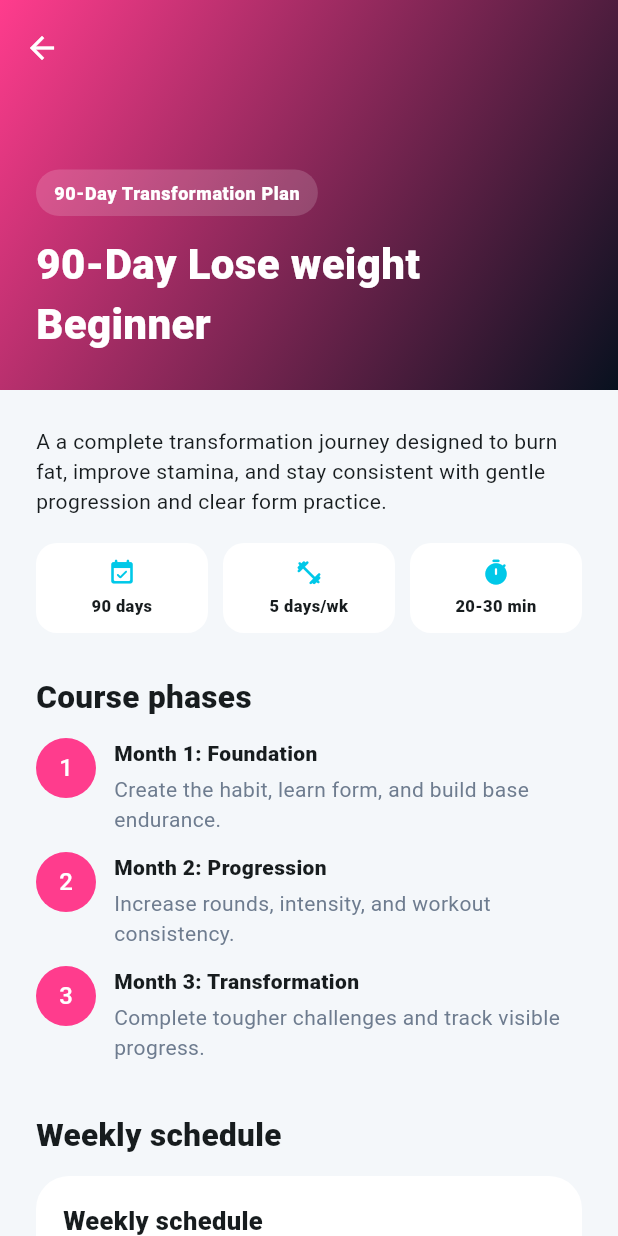
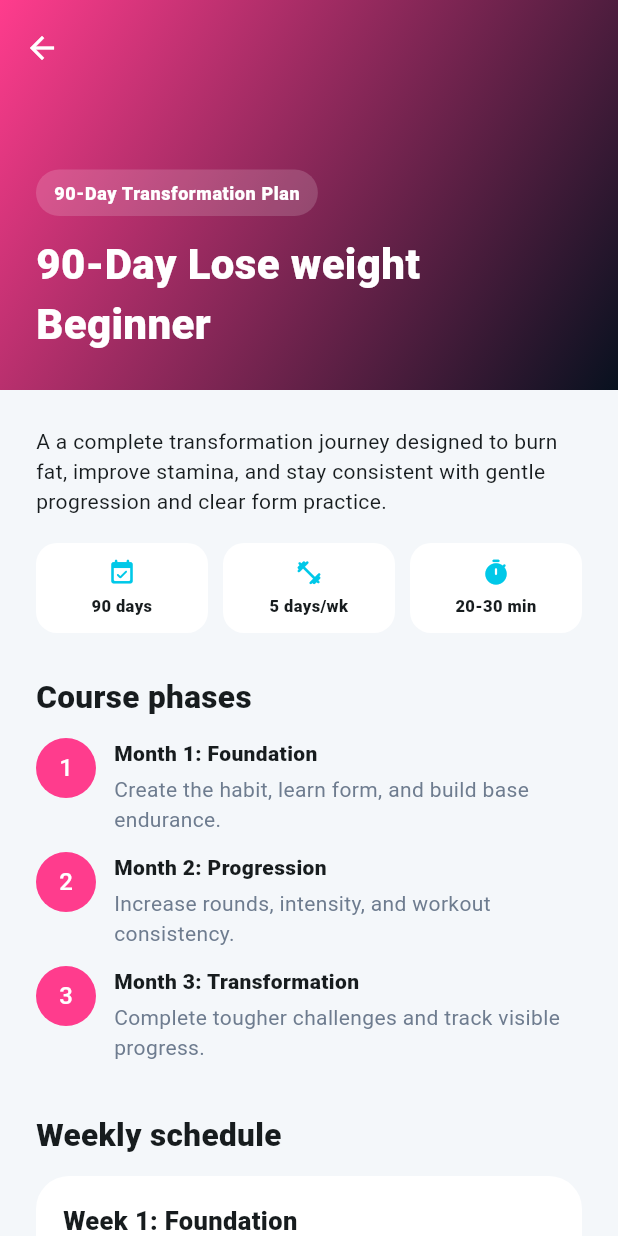
Before and after one commit to Julekha89/homefit-trainer-app, a Flutter app: the CoursesPage screen opened directly with empty values, after a tap on an icon or button, on a phone screen of 412 x 824 dp. Run offline on Flutter 3.47's test engine with Material 3 defaults, Android fonts, the phone set to English and light mode, and no system bars; our stand-ins replace cloud_firestore, firebase_auth, firebase_core, flutter_tts, google_sign_in, lottie and 2 more; accounts and stored records are empty; Roboto replaces fonts that are missing (Arial).

Commit message:
Show exercises for every course week

```diff
--- a/lib/data/course_data.dart
+++ b/lib/data/course_data.dart
@@ -41,7 +41,7 @@ CoursePlan _buildCoursePlan({
     workoutDaysPerWeek: workoutDays,
     minutesPerDay: minutes,
     phases: _phases(length),
-    weeklySchedule: _weeklySchedule(gender, goal, level),
+    weeklySchedule: _weeklySchedule(gender, goal, level, length),
   );
 }
 
@@ -128,6 +128,7 @@ List<CourseWeek> _weeklySchedule(
   Gender gender,
   FitnessGoal goal,
   FitnessLevel level,
+  CourseLength length,
 ) {
   final days = switch ((gender, goal, level)) {
     (Gender.female, FitnessGoal.loseWeight, FitnessLevel.beginner) => const [
@@ -296,13 +297,82 @@ List<CourseWeek> _weeklySchedule(
     ],
   };
 
-  return [
-    CourseWeek(title: 'Weekly schedule', days: days),
-    CourseWeek(
-      title: 'Repeat with progression',
-      days: days
-          .map((day) => day == 'Rest' ? day : '$day + progress upgrade')
+  return _buildWeeklyCourseSchedule(days, length);
+}
+
+List<CourseWeek> _buildWeeklyCourseSchedule(
+  List<String> baseDays,
+  CourseLength length,
+) {
+  final weekCount = switch (length) {
+    CourseLength.thirtyDays => 4,
+    CourseLength.ninetyDays => 13,
+  };
+
+  return List.generate(weekCount, (index) {
+    final weekNumber = index + 1;
+    final isFinalShortWeek =
+        length == CourseLength.ninetyDays && weekNumber == 13;
+    final sourceDays = isFinalShortWeek ? baseDays.take(6) : baseDays;
+
+    return CourseWeek(
+      title: _weekTitle(weekNumber, length),
+      days: sourceDays
+          .map((day) => _progressedExerciseName(day, weekNumber, length))
           .toList(growable: false),
-    ),
-  ];
+    );
+  });
 }
+
+String _weekTitle(int weekNumber, CourseLength length) {
+  if (length == CourseLength.thirtyDays) {
+    return switch (weekNumber) {
+      1 => 'Week 1: Foundation',
+      2 => 'Week 2: Build stamina',
+      3 => 'Week 3: Increase intensity',
+      _ => 'Week 4: Challenge week',
+    };
+  }
+
+  if (weekNumber <= 4) return 'Week $weekNumber: Foundation';
+  if (weekNumber <= 8) return 'Week $weekNumber: Progression';
+  if (weekNumber <= 12) return 'Week $weekNumber: Transformation';
+  return 'Week 13: Final 90-day challenge';
+}
+
+String _progressedExerciseName(
+  String day,
+  int weekNumber,
+  CourseLength length,
+) {
+  if (_isRestDay(day)) return day;
+
+  if (length == CourseLength.thirtyDays) {
+    return switch (weekNumber) {
+      1 => day,
+      2 => '$day + stamina round',
+      3 => '$day + intensity boost',
+      _ => '$day challenge',
+    };
+  }
+
+  return switch (weekNumber) {
+    1 => day,
+    2 => '$day + form focus',
+    3 => '$day + extra round',
+    4 => '$day weekly challenge',
+    5 => '$day + strength upgrade',
+    6 => '$day + endurance upgrade',
+    7 => '$day + shorter rest',
+    8 => '$day progression test',
+    9 => '$day + advanced round',
+    10 => '$day + power finisher',
+    11 => '$day + transformation push',
+    12 => '$day peak challenge',
+    _ => '$day final challenge',
+  };
+}
+
+bool _isRestDay(String day) {
+  return day.toLowerCase().contains('rest');
+}
```
Also changed, not shown: 1 other file.
